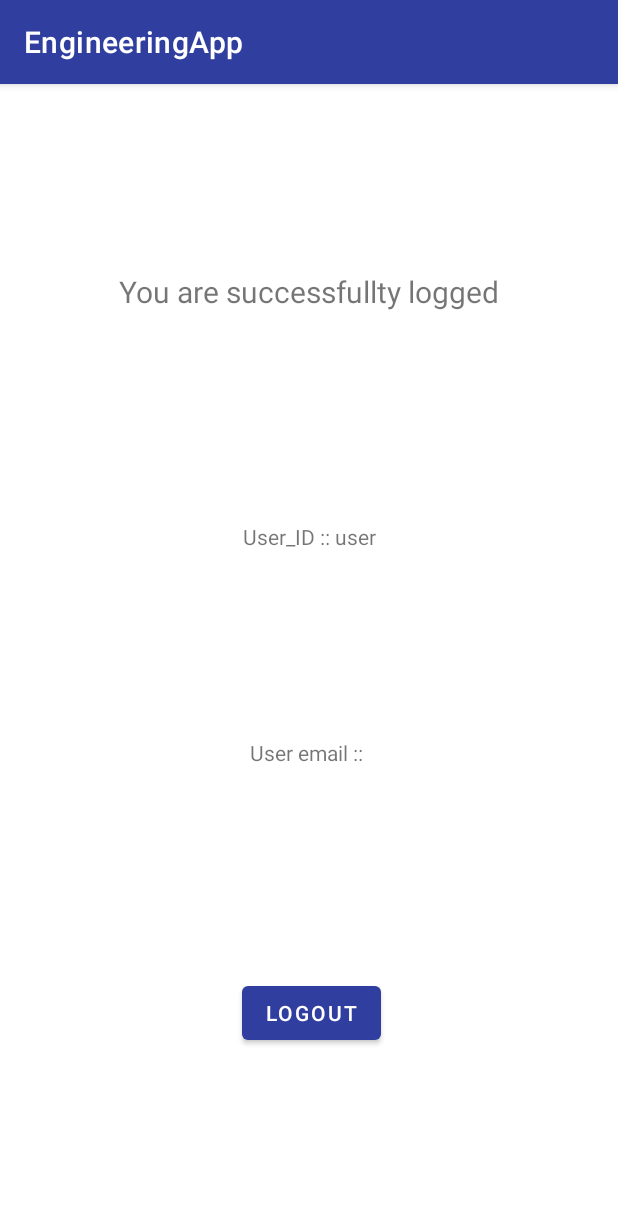
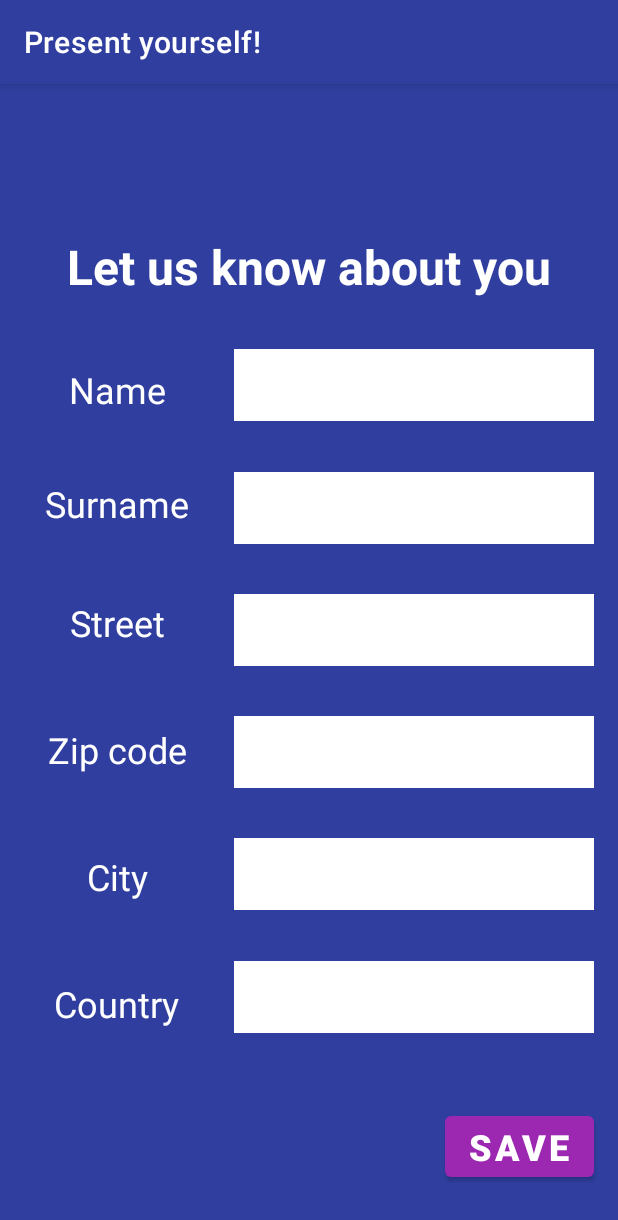
Before and after one commit to Damian-Chowanski/EngineeringThesis, an Android app: the UserDataCollectInformation screen opened directly, with no data from a screen before it, after a tap on "NEXT", on a phone screen of 412 x 824 dp. Shown: the top 1220 px of the screen. Run offline under Robolectric (Android 15) with nearby library versions, the phone set to English and light mode, and no system bars.

Commit message:
Form with users data created

```diff
--- a/app/src/main/AndroidManifest.xml
+++ b/app/src/main/AndroidManifest.xml
@@ -1,6 +1,6 @@
 <?xml version="1.0" encoding="utf-8"?>
 <manifest xmlns:android="http://schemas.android.com/apk/res/android"
-    xmlns:tools="http://schemas.android.com/tools" >
+    xmlns:tools="http://schemas.android.com/tools">
 
     <application
         android:allowBackup="true"
@@ -11,24 +11,31 @@
         android:roundIcon="@mipmap/ic_launcher_round"
         android:supportsRtl="true"
         android:theme="@style/Theme.EngineeringApp"
-        tools:targetApi="31" >
+        tools:targetApi="31">
+        <activity
+            android:name=".userdata_collect.UsersInputDataActivity"
+            android:exported="false">
+            <meta-data
+                android:name="android.app.lib_name"
+                android:value="" />
+        </activity>
         <activity
             android:name=".userdata_collect.UserDataCollectInformation"
-            android:exported="false" >
+            android:exported="false">
             <meta-data
                 android:name="android.app.lib_name"
                 android:value="" />
         </activity>
         <activity
             android:name=".UI_login.RegistrationActivity"
-            android:exported="false" >
+            android:exported="false">
             <meta-data
                 android:name="android.app.lib_name"
                 android:value="" />
         </activity>
         <activity
             android:name=".UI_login.LoginActivity"
-            android:exported="true" >
+            android:exported="true">
             <intent-filter>
                 <action android:name="android.intent.action.MAIN" />
 
@@ -41,7 +48,7 @@
         </activity>
         <activity
             android:name=".MainActivity"
-            android:exported="false" >
+            android:exported="false">
             <meta-data
                 android:name="android.app.lib_name"
                 android:value="" />
--- a/app/src/main/java/com/example/engineeringapp/userdata_collect/UserDataCollectInformation.kt
+++ b/app/src/main/java/com/example/engineeringapp/userdata_collect/UserDataCollectInformation.kt
@@ -4,7 +4,6 @@ import android.content.Intent
 import android.os.Bundle
 import android.widget.Button
 import androidx.appcompat.app.AppCompatActivity
-import com.example.engineeringapp.MainActivity
 import com.example.engineeringapp.R
 
 class UserDataCollectInformation : AppCompatActivity() {
@@ -14,7 +13,7 @@ class UserDataCollectInformation : AppCompatActivity() {
         this.title = "Data collect"
         val btn_next = findViewById<Button>(R.id.btn_next)
         btn_next.setOnClickListener {
-            val intent = Intent(this@UserDataCollectInformation, MainActivity::class.java)
+            val intent = Intent(this@UserDataCollectInformation, UsersInputDataActivity::class.java)
             startActivity(intent)
         }
     }
--- /dev/null
+++ b/app/src/main/java/com/example/engineeringapp/userdata_collect/UsersInputDataActivity.kt
@@ -0,0 +1,13 @@
+package com.example.engineeringapp.userdata_collect
+
+import android.os.Bundle
+import androidx.appcompat.app.AppCompatActivity
+import com.example.engineeringapp.R
+
+class UsersInputDataActivity : AppCompatActivity() {
+    override fun onCreate(savedInstanceState: Bundle?) {
+        super.onCreate(savedInstanceState)
+        setContentView(R.layout.activity_users_input_data)
+        this.title = "Present yourself!"
+    }
+}
--- /dev/null
+++ b/app/src/main/res/layout/activity_users_input_data.xml
@@ -0,0 +1,197 @@
+<?xml version="1.0" encoding="utf-8"?>
+<androidx.constraintlayout.widget.ConstraintLayout xmlns:android="http://schemas.android.com/apk/res/android"
+    xmlns:app="http://schemas.android.com/apk/res-auto"
+    xmlns:tools="http://schemas.android.com/tools"
+    android:layout_width="match_parent"
+    android:layout_height="match_parent"
+    tools:context=".userdata_collect.UsersInputDataActivity"
+    android:background="@color/primary">
+
+
+    <TextView
+        android:id="@+id/tv_information"
+        android:layout_width="wrap_content"
+        android:layout_height="wrap_content"
+        android:layout_marginTop="100dp"
+        android:text="@string/let_us_know_about_you"
+        android:textColor="@color/white"
+        android:textSize="32sp"
+        android:textStyle="bold"
+        app:layout_constraintEnd_toEndOf="parent"
+        app:layout_constraintStart_toStartOf="parent"
+        app:layout_constraintTop_toTopOf="parent" />
+
+    <TextView
+        android:id="@+id/tv_name"
+        android:layout_width="wrap_content"
+        android:layout_height="wrap_content"
+        android:gravity=""
+        android:text="@string/name"
+        android:textColor="@color/white"
+        android:textSize="24sp"
+        app:layout_constraintEnd_toStartOf="@+id/et_name"
+        app:layout_constraintStart_toStartOf="parent"
+        app:layout_constraintTop_toBottomOf="@+id/tv_information"
+        app:layout_constraintBottom_toTopOf="@id/tv_surname"
+        tools:layout_editor_absoluteY="223dp" />
+
+    <EditText
+        android:id="@+id/et_name"
+        android:layout_width="240dp"
+        android:layout_height="wrap_content"
+        android:layout_marginEnd="16dp"
+        android:background="@color/white"
+        android:importantForAutofill="no"
+        android:minHeight="48dp"
+        android:textSize="24sp"
+        app:layout_constraintBottom_toTopOf="@+id/et_surname"
+        app:layout_constraintEnd_toEndOf="parent"
+        app:layout_constraintTop_toBottomOf="@+id/tv_information" />
+
+    <TextView
+        android:id="@+id/tv_surname"
+        android:layout_width="wrap_content"
+        android:layout_height="wrap_content"
+        android:text="@string/surname"
+        android:textColor="@color/white"
+        android:textSize="24sp"
+        app:layout_constraintEnd_toStartOf="@+id/et_surname"
+        app:layout_constraintStart_toStartOf="parent"
+        app:layout_constraintTop_toBottomOf="@id/tv_name"
+        app:layout_constraintBottom_toTopOf="@id/et_street"/>
+
+    <EditText
+        android:id="@+id/et_surname"
+        android:layout_width="240dp"
+        android:layout_height="wrap_content"
+        android:layout_marginEnd="16dp"
+        android:background="@color/white"
+        android:importantForAutofill="no"
+        android:minHeight="48dp"
+        android:textSize="24sp"
+        app:layout_constraintBottom_toTopOf="@id/et_street"
+        app:layout_constraintEnd_toEndOf="parent"
+        app:layout_constraintTop_toBottomOf="@id/et_name" />
+
+    <TextView
+        android:id="@+id/tv_street"
+        android:layout_width="wrap_content"
+        android:layout_height="wrap_content"
+        android:text="@string/street"
+        android:textColor="@color/white"
+        android:textSize="24sp"
+        app:layout_constraintEnd_toStartOf="@+id/et_street"
+        app:layout_constraintStart_toStartOf="parent"
+        app:layout_constraintTop_toBottomOf="@id/tv_surname"
+        app:layout_constraintBottom_toTopOf="@id/et_zip_code"/>
+
+    <EditText
+        android:id="@+id/et_street"
+        android:layout_width="240dp"
+        android:layout_height="wrap_content"
+        android:layout_marginEnd="16dp"
+        android:background="@color/white"
+        android:importantForAutofill="no"
+        android:minHeight="48dp"
+        android:textSize="24sp"
+        app:layout_constraintBottom_toTopOf="@id/et_zip_code"
+        app:layout_constraintEnd_toEndOf="parent"
+        app:layout_constraintTop_toBottomOf="@id/et_surname"
+        tools:ignore="SpeakableTextPresentCheck" />
+
+    <TextView
+        android:id="@+id/tv_zip_code"
+        android:layout_width="wrap_content"
+        android:layout_height="wrap_content"
+        android:text="@string/zip_code"
+        android:textColor="@color/white"
+        android:textSize="24sp"
+        app:layout_constraintEnd_toStartOf="@+id/et_zip_code"
+        app:layout_constraintStart_toStartOf="parent"
+        app:layout_constraintTop_toBottomOf="@id/tv_street"
+        app:layout_constraintBottom_toTopOf="@id/tv_city"/>
+
+    <EditText
+        android:id="@+id/et_zip_code"
+        android:layout_width="240dp"
+        android:layout_height="wrap_content"
+        android:layout_marginEnd="16dp"
+        android:background="@color/white"
+        android:importantForAutofill="no"
+        android:minHeight="48dp"
+        android:textSize="24sp"
+        app:layout_constraintBottom_toTopOf="@id/et_city"
+        app:layout_constraintEnd_toEndOf="parent"
+        app:layout_constraintTop_toBottomOf="@id/et_street"
+        tools:ignore="SpeakableTextPresentCheck" />
+
+    <TextView
+        android:id="@+id/tv_city"
+        android:layout_width="wrap_content"
+        android:layout_height="wrap_content"
+        android:text="@string/city"
+        android:textColor="@color/white"
+        android:textSize="24sp"
+        app:layout_constraintBottom_toTopOf="@+id/tv_country"
+        app:layout_constraintEnd_toStartOf="@+id/et_city"
+        app:layout_constraintStart_toStartOf="parent"
+        app:layout_constraintTop_toBottomOf="@+id/tv_zip_code"
+        />
+
+    <EditText
+        android:id="@+id/et_city"
+        android:layout_width="240dp"
+        android:layout_height="wrap_content"
+        android:layout_marginEnd="16dp"
+        android:background="@color/white"
+        android:importantForAutofill="no"
+        android:minHeight="48dp"
+        android:textSize="24sp"
+        app:layout_constraintBottom_toTopOf="@+id/et_country"
+        app:layout_constraintEnd_toEndOf="parent"
+        app:layout_constraintTop_toBottomOf="@id/et_zip_code"
+        tools:ignore="SpeakableTextPresentCheck" />
+
+    <TextView
+        android:id="@+id/tv_country"
+        android:layout_width="wrap_content"
+        android:layout_height="wrap_content"
+        android:text="@string/country"
+        android:textColor="@color/white"
+        android:textSize="24sp"
+        app:layout_constraintEnd_toStartOf="@+id/et_country"
+        app:layout_constraintStart_toStartOf="parent"
+        app:layout_constraintTop_toBottomOf="@id/tv_city"
+        app:layout_constraintBottom_toTopOf="@id/btn_save"/>
+    <EditText
+        android:id="@+id/et_country"
+        android:layout_width="240dp"
+        android:layout_height="wrap_content"
+        android:layout_marginEnd="16dp"
+        android:background="@color/white"
+        android:minHeight="48dp"
+        android:textSize="24sp"
+        app:layout_constraintEnd_toEndOf="parent"
+        app:layout_constraintTop_toBottomOf="@id/et_city"
+        app:layout_constraintBottom_toTopOf="@+id/btn_save"
+        android:layout_marginBottom="16dp"
+        android:autofillHints="" />
+
+    <Button
+        android:id="@+id/btn_save"
+        android:layout_width="wrap_content"
+        android:layout_height="wrap_content"
+        android:layout_marginEnd="16dp"
+        android:text="@string/save"
+        android:textColor="@color/white"
+        android:textSize="24sp"
+        android:textStyle="bold"
+        app:backgroundTint="@color/secondary"
+        app:layout_constraintBottom_toBottomOf="parent"
+        app:layout_constraintEnd_toEndOf="parent"
+        app:layout_constraintTop_toBottomOf="@id/et_country" />
+
+
+
+
+</androidx.constraintlayout.widget.ConstraintLayout>
--- a/app/src/main/res/values/strings.xml
+++ b/app/src/main/res/values/strings.xml
@@ -15,4 +15,12 @@
     <string name="information_about_collected_data">Now we need to collect few information about you that helps us to contact with you.We\'ll use them to ship your device and order a delivery man. Those informations are visible only for our company</string>
     <string name="let_us_know_about_you">Let us know about you</string>
     <string name="next">Next</string>
+    <string name="country">Country</string>
+    <string name="city">City</string>
+    <string name="zip_code">Zip code</string>
+    <string name="street">Street</string>
+    <string name="phone_number">Phone number</string>
+    <string name="surname">Surname</string>
+    <string name="name">Name</string>
+    <string name="save">Save</string>
 </resources>
```
